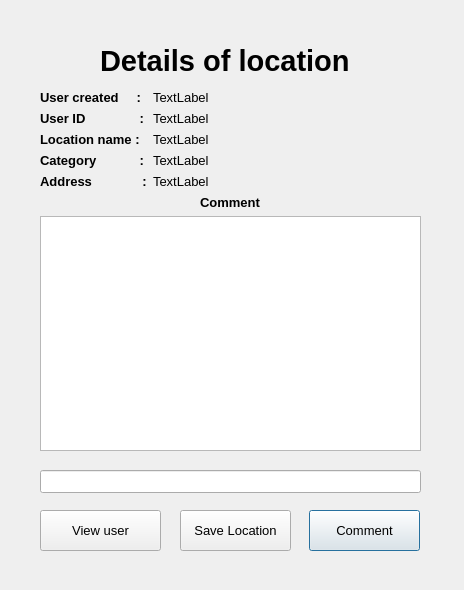
Old version of the form src/comment.ui in the repository tienchuotbk/QuanLyDanhMucDiaDiem.
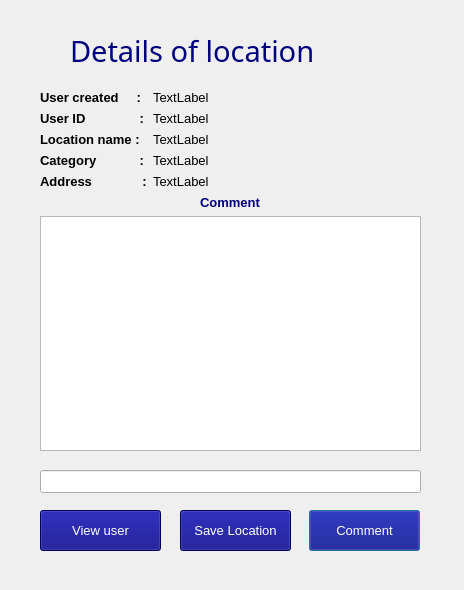
New version of the form.

Diff of the .ui file:
```diff
--- a/src/comment.ui
+++ b/src/comment.ui
@@ -21,20 +21,25 @@
   <widget class="QLabel" name="label">
    <property name="geometry">
     <rect>
-     <x>100</x>
-     <y>30</y>
-     <width>301</width>
+     <x>70</x>
+     <y>20</y>
+     <width>341</width>
      <height>61</height>
     </rect>
    </property>
    <property name="font">
     <font>
-     <family>Ubuntu</family>
+     <family>Source Code Pro</family>
      <pointsize>22</pointsize>
-     <weight>75</weight>
-     <bold>true</bold>
+     <weight>9</weight>
+     <italic>false</italic>
+     <bold>false</bold>
     </font>
    </property>
+   <property name="styleSheet">
+    <string notr="true">font: 75 22pt &quot;Source Code Pro&quot;;
+color: rgb(0, 0, 127);</string>
+   </property>
    <property name="text">
     <string>Details of location</string>
    </property>
@@ -173,6 +178,9 @@
         <bold>true</bold>
        </font>
       </property>
+      <property name="styleSheet">
+       <string notr="true">color: rgb(0, 0, 127);</string>
+      </property>
       <property name="text">
        <string>Comment</string>
       </property>
@@ -192,6 +200,11 @@
      <height>41</height>
     </rect>
    </property>
+   <property name="styleSheet">
+    <string notr="true">font: 75 10pt &quot;Source Code Pro&quot;;
+background-color: rgb(0, 0, 127);
+color: rgb(255, 255, 255);</string>
+   </property>
    <property name="text">
     <string>Comment</string>
    </property>
@@ -215,6 +228,11 @@
      <height>41</height>
     </rect>
    </property>
+   <property name="styleSheet">
+    <string notr="true">font: 75 10pt &quot;Source Code Pro&quot;;
+background-color: rgb(0, 0, 127);
+color: rgb(255, 255, 255);</string>
+   </property>
    <property name="text">
     <string>View user</string>
    </property>
@@ -228,6 +246,11 @@
      <height>41</height>
     </rect>
    </property>
+   <property name="styleSheet">
+    <string notr="true">font: 75 10pt &quot;Source Code Pro&quot;;
+background-color: rgb(0, 0, 127);
+color: rgb(255, 255, 255);</string>
+   </property>
    <property name="text">
     <string>Save Location</string>
    </property>
```
Left out of the diff: 21 changed lines with no effect on the pictures.
